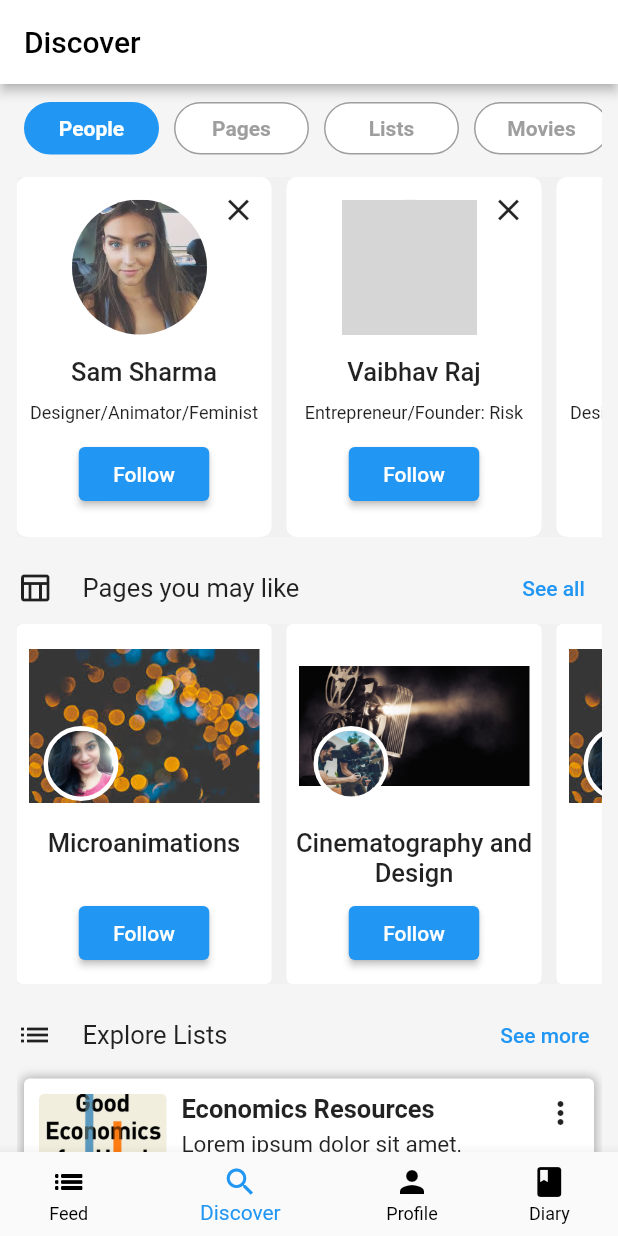
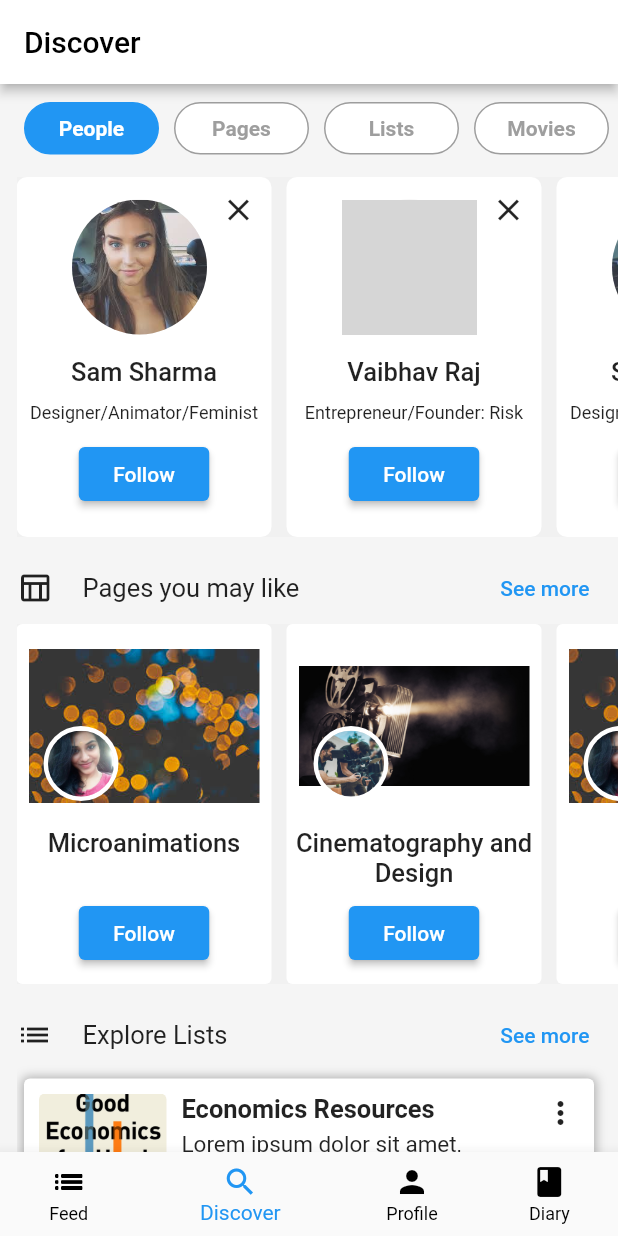
Before and after one commit to SatyanarayanPrashar/treeved_assignment, a Flutter app: the screen it shows after launch, on a phone screen of 412 x 824 dp. Run offline on Flutter 3.47's test engine with Material 2 defaults, Android fonts, the phone set to English and light mode, and no system bars; our stand-ins replace google_fonts; grey boxes are pictures that could not be loaded.

Commit message:
discover PEOPLE Screen done

```diff
--- a/lib/Screens/discover.dart
+++ b/lib/Screens/discover.dart
@@ -37,7 +37,7 @@ class _DiscoverPageState extends State<DiscoverPage> {
       ),
       //
       body: Padding(
-        padding: const EdgeInsets.only(left: 11, right: 11),
+        padding: const EdgeInsets.only(left: 11),
         child: SingleChildScrollView(
           physics: const BouncingScrollPhysics(),
           child: Column(
@@ -123,7 +123,8 @@ class _DiscoverPageState extends State<DiscoverPage> {
                       onPressed: () {
                         //
                       },
-                      child: const Text("See all"))
+                      child: const Text("See more")),
+                  const SizedBox(width: 11),
                 ],
               ),
               Container(
@@ -167,7 +168,8 @@ class _DiscoverPageState extends State<DiscoverPage> {
                       onPressed: () {
                         //
                       },
-                      child: const Text("See more"))
+                      child: const Text("See more")),
+                  const SizedBox(width: 11),
                 ],
               ),
               const ExploreListTabs(),
@@ -185,7 +187,8 @@ class _DiscoverPageState extends State<DiscoverPage> {
                       onPressed: () {
                         //
                       },
-                      child: const Text("See more"))
+                      child: const Text("See more")),
+                  const SizedBox(width: 11),
                 ],
               ),
               MovieListTab(),
--- a/lib/Screens/peopleTAB.dart
+++ b/lib/Screens/peopleTAB.dart
@@ -1,6 +1,7 @@
+// CONTAINS ALL THE WIDGETS OF PEOPLE SCREEN (under discover)
+
 import 'package:flutter/material.dart';
 import 'package:google_fonts/google_fonts.dart';
-import 'package:url_launcher/url_launcher.dart';
 
 class PeopleTabs extends StatelessWidget {
   const PeopleTabs({
@@ -147,7 +148,9 @@ class ExploreListTabs extends StatelessWidget {
 
   @override
   Widget build(BuildContext context) {
-    return Container(
+    return Padding(
+      padding: const EdgeInsets.only(right: 11),
+      child: Container(
         margin: const EdgeInsets.all(5),
         height: 100,
         width: double.infinity,
@@ -214,6 +217,7 @@ class ExploreListTabs extends StatelessWidget {
             )
           ],
         ),
+      ),
     );
   }
 }
@@ -223,7 +227,9 @@ class MovieListTab extends StatelessWidget {
 
   @override
   Widget build(BuildContext context) {
-    return Container(
+    return Padding(
+      padding: const EdgeInsets.only(right: 11),
+      child: Container(
         margin: const EdgeInsets.all(5),
         height: 100,
         width: double.infinity,
@@ -248,7 +254,8 @@ class MovieListTab extends StatelessWidget {
               decoration: BoxDecoration(
                   borderRadius: BorderRadius.circular(4),
                   image: const DecorationImage(
-                    image: AssetImage("assets/movie1.jpg"), fit: BoxFit.cover)),
+                      image: AssetImage("assets/movie1.jpg"),
+                      fit: BoxFit.cover)),
             ),
             Flexible(
               flex: 7,
@@ -318,6 +325,7 @@ class MovieListTab extends StatelessWidget {
             )
           ],
         ),
+      ),
     );
   }
 }
```
Lines whose indentation alone changed are shown as unchanged.
